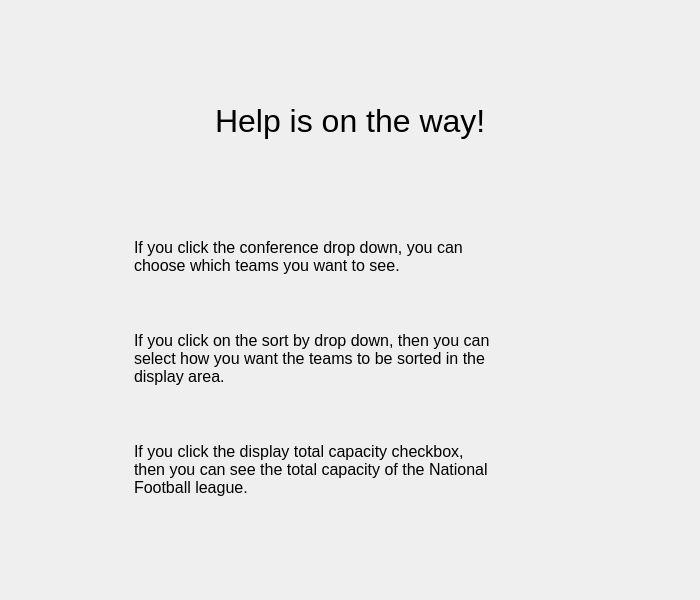
Old version of the form helpwindow.ui in the repository Decrypted-X/NFLDatabase.
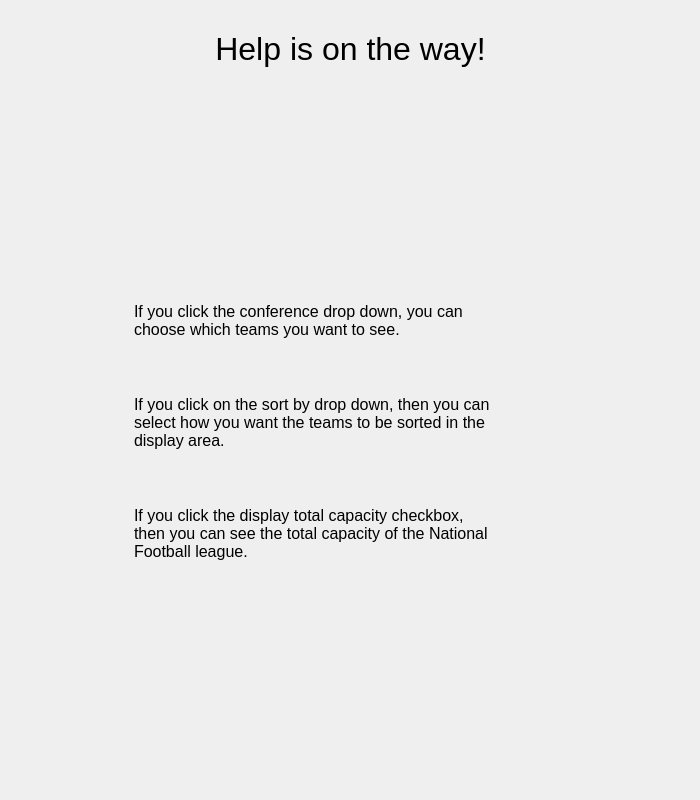
New version of the form. Icons and pictures are not drawn.

The edit to the form file:
```diff
--- a/helpwindow.ui
+++ b/helpwindow.ui
@@ -7,7 +7,7 @@
     <x>0</x>
     <y>0</y>
     <width>700</width>
-    <height>600</height>
+    <height>800</height>
    </rect>
   </property>
   <property name="minimumSize">
@@ -27,10 +27,13 @@
        <property name="orientation">
         <enum>Qt::Vertical</enum>
        </property>
+       <property name="sizeType">
+        <enum>QSizePolicy::Maximum</enum>
+       </property>
        <property name="sizeHint" stdset="0">
         <size>
          <width>20</width>
-         <height>40</height>
+         <height>20</height>
         </size>
        </property>
       </spacer>
@@ -63,6 +66,9 @@
          <property name="text">
           <string>Help is on the way!</string>
          </property>
+         <property name="alignment">
+          <set>Qt::AlignCenter</set>
+         </property>
         </widget>
        </item>
        <item>
```
